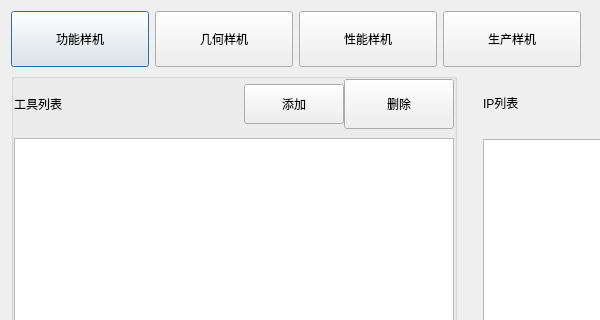
This is digitalIntegration/InformationConfihurationDialog.ui in jiaqingguo/DI as Qt 5 draws it before an edit; both pictures show x 0 to 600 and y 0 to 320 of the 824 by 750 pixel window. The edited form follows.
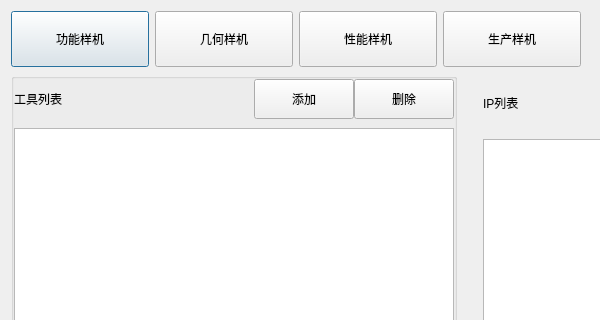
This is the edited form.

Commit message: 生产样机窗口的边距设置

The edit to the form file:
```diff
--- a/digitalIntegration/InformationConfihurationDialog.ui
+++ b/digitalIntegration/InformationConfihurationDialog.ui
@@ -500,8 +500,8 @@
              <widget class="QPushButton" name="btnToolDel4">
               <property name="minimumSize">
                <size>
-                <width>110</width>
-                <height>50</height>
+                <width>100</width>
+                <height>40</height>
                </size>
               </property>
               <property name="text">
```
The commit also changes 2 other files.
